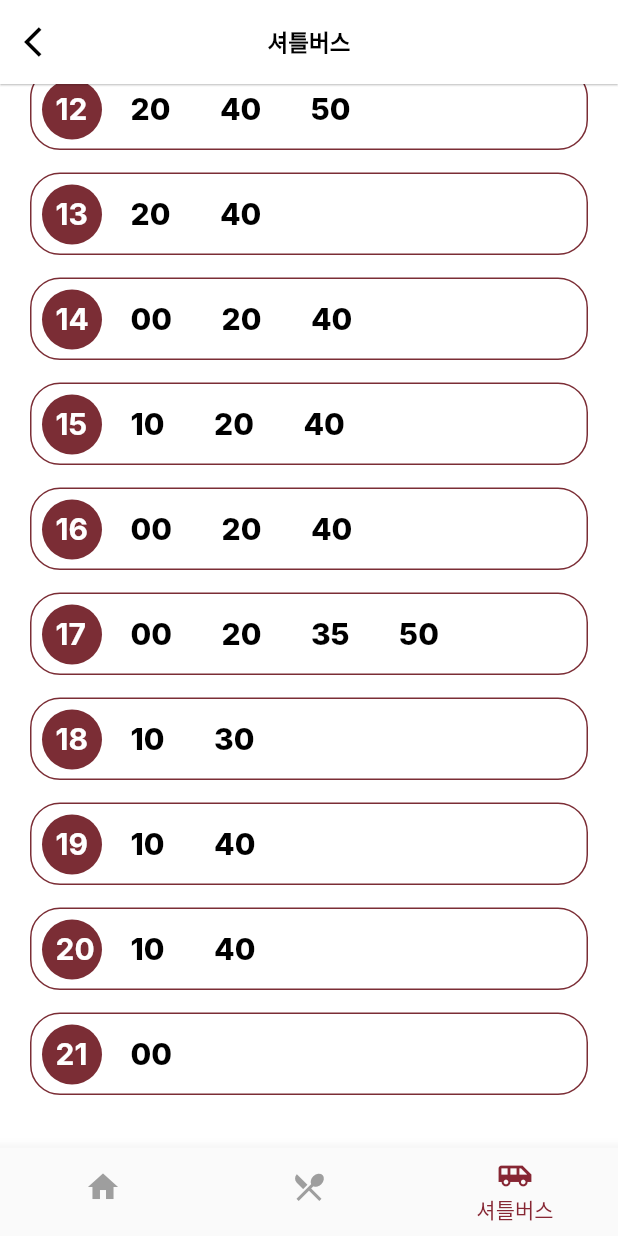
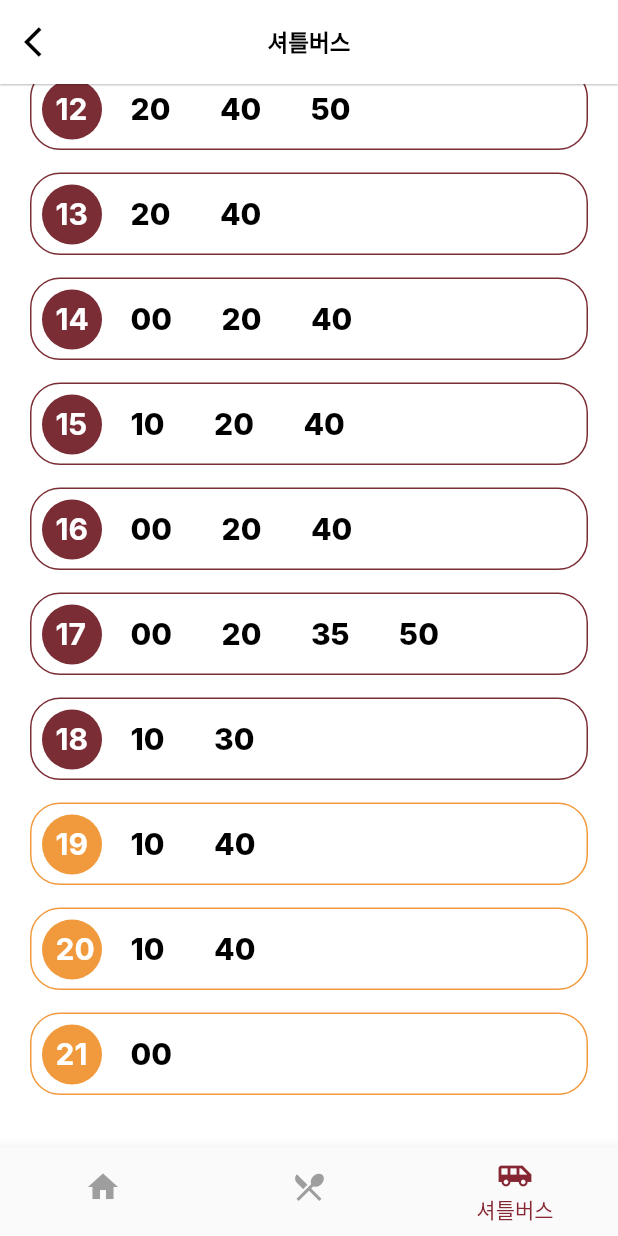
Before and after one commit to Dahann432/KUStart, a Flutter app: the ShuttlePage screen opened by its route, scrolled down 438 dp, on a phone screen of 412 x 824 dp. Run offline on Flutter 3.47's test engine with Material 2 defaults, Android fonts, the phone set to English and light mode, and no system bars; our stand-ins replace firebase_core, firebase_database, flip_card, shared_preferences; accounts and stored records are empty; Roboto replaces fonts that are missing (Inter, Ubuntu).

Commit message:
Design: shuttle_page - 금요일 운행X 시간표 표시

```diff
--- a/lib/pages/shuttle_page.dart
+++ b/lib/pages/shuttle_page.dart
@@ -15,7 +15,10 @@ class _ShuttlePageState extends State<ShuttlePage> {
 
   @override
   Widget build(BuildContext context) {
-    double screenHeight = MediaQuery.of(context).size.height;
+    double screenHeight = MediaQuery
+        .of(context)
+        .size
+        .height;
 
     return Scaffold(
       appBar: AppBar(
@@ -75,10 +78,12 @@ class _ShuttlePageState extends State<ShuttlePage> {
                           // Toggle the container color
                           if (directionIcon.icon == Icons.east) {
                             directionIcon = Icon(Icons.west);
-                            timelineWidget = buildShuttleTimeline(scheduleToStation);
+                            timelineWidget =
+                                buildShuttleTimeline(scheduleToStation);
                           } else {
                             directionIcon = Icon(Icons.east);
-                            timelineWidget = buildShuttleTimeline(scheduleToCampus);
+                            timelineWidget =
+                                buildShuttleTimeline(scheduleToCampus);
                           }
                         });
                       },
@@ -151,6 +156,32 @@ class _ShuttlePageState extends State<ShuttlePage> {
                     ),
                   ),
                   timelineWidget,
+                  const SizedBox(height: 30),
+                  Row(
+                    mainAxisAlignment: MainAxisAlignment.center,
+                    children: [
+                      Container(
+                        width: 10,
+                        height: 10,
+                        decoration: const ShapeDecoration(
+                          color: Color(0xFFF19A3D),
+                          shape: OvalBorder(),
+                        ),
+                      ),
+                      const SizedBox(width: 7),
+                      const Text(
+                        '금요일 운행하지 않음',
+                        style: TextStyle(
+                          color: Colors.black,
+                          fontSize: 15,
+                          fontFamily: 'Inter',
+                          fontWeight: FontWeight.w500,
+                          height: 0,
+                        ),
+                      ),
+                    ],
+                  ),
+                  const SizedBox(height: 30)
                 ],
               ),
             ),
@@ -236,10 +267,16 @@ class _ShuttlePageState extends State<ShuttlePage> {
   Widget buildShuttleTimeline(Map<int, List<int>> schedule) {
     // 시간별 셔틀 타임라인 위젯 목록을 저장할 리스트
     List<Widget> timelineWidgets = [const SizedBox(height: 15)];
+    bool fridayTimeline = false;
 
     // 주어진 Map의 각 항목을 반복하며 위젯을 생성
     schedule.forEach((hour, minutes) {
       List<Widget> minuteWidgets = [];
+
+      // 금요일 시간표
+      if (hour == 19 || hour == 20 || hour == 21) {
+        fridayTimeline = true;
+      }
 
       // 분에 대한 위젯을 생성
       for (var minute in minutes) {
@@ -247,7 +284,7 @@ class _ShuttlePageState extends State<ShuttlePage> {
           Row(
             children: [
               Text(
-              formatTime(minute),
+                formatTime(minute),
                 style: const TextStyle(
                   color: Colors.black,
                   fontSize: 20,
@@ -268,7 +305,13 @@ class _ShuttlePageState extends State<ShuttlePage> {
           children: [
             Container(
               height: 55,
-              decoration: ShapeDecoration(
+              decoration: fridayTimeline ? ShapeDecoration(
+                color: Colors.white,
+                shape: RoundedRectangleBorder(
+                  side: const BorderSide(width: 1, color: Color(0xFFF19A3D)),
+                  borderRadius: BorderRadius.circular(20),
+                ),
+              ) : ShapeDecoration(
                 color: Colors.white,
                 shape: RoundedRectangleBorder(
                   side: const BorderSide(width: 1, color: Color(0xFF7B2D35)),
@@ -291,7 +334,10 @@ class _ShuttlePageState extends State<ShuttlePage> {
                             child: Container(
                               width: 40,
                               height: 40,
-                              decoration: const ShapeDecoration(
+                              decoration: fridayTimeline ? const ShapeDecoration(
+                                color: Color(0xFFF19A3D),
+                                shape: CircleBorder(),
+                              ) : const ShapeDecoration(
                                 color: Color(0xFF7B2D35),
                                 shape: CircleBorder(),
                               ),
@@ -332,8 +378,6 @@ class _ShuttlePageState extends State<ShuttlePage> {
     });
 
     // 모든 시간별 셔틀 타임라인 위젯을 Column으로 묶어 반환
-    return Column(
-      children: timelineWidgets
-    );
+    return Column(children: timelineWidgets);
   }
 }
```
